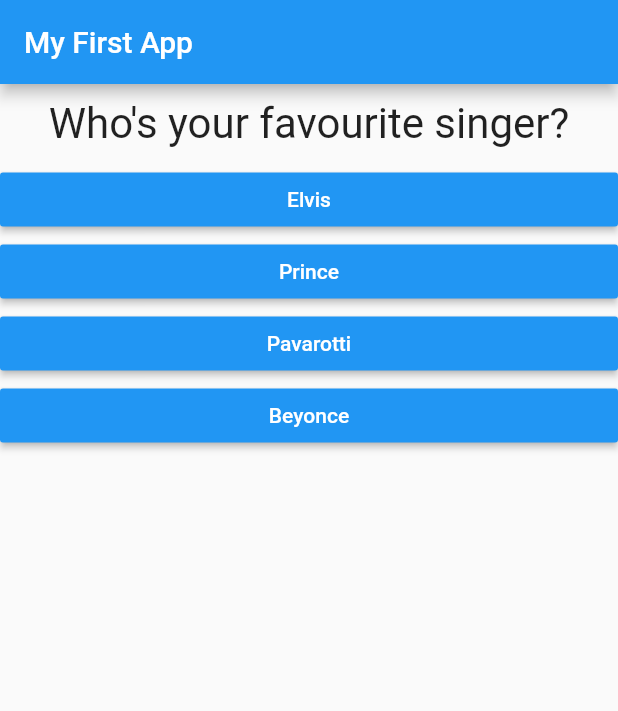
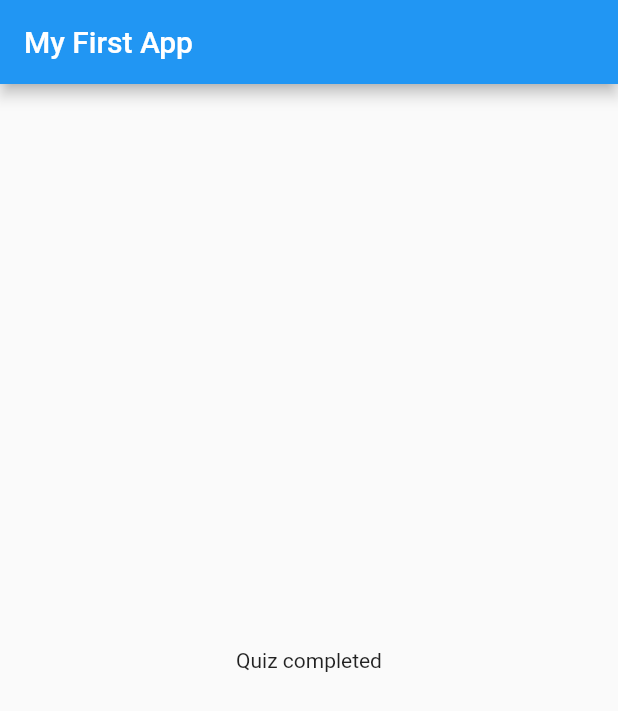
Before and after one commit to lenardOZ/Flutter_Training, a Flutter app: the screen it shows after launch, after a tap on "Yellow", after a tap on "Cat", after a tap on "Pavarotti", on a phone screen of 412 x 824 dp. Shown: the top 711 px of the screen. Run offline on Flutter 3.47's test engine with Material 2 defaults, Android fonts, the phone set to English and light mode, and no system bars.

Commit message:
Lesson 41

```diff
--- a/tute01/lib/main.dart
+++ b/tute01/lib/main.dart
@@ -1,7 +1,9 @@
 import 'package:flutter/material.dart';
+import 'package:tute01/quiz.dart';
+import 'package:tute01/result.dart';
 
-import './question.dart';
-import './answer.dart';
+//import './question.dart';
+//import './answer.dart';
 
 // void main() {
 //   runApp(MyApp());
@@ -20,7 +22,7 @@
 class _MyAppState extends State<MyApp> {
   var _questionIndex = 0;
 
-  final questions = const [
+  final _questions = const [
     {
       'questionText': 'What\'s your favourite color?',
       'answers': ['Yellow', 'Green', 'Blue', 'Gold']
@@ -36,11 +38,11 @@
   ];
 
   void _answerQuestion() {
-    if (_questionIndex < questions.length - 1) {
-      setState(() {
-        _questionIndex = _questionIndex + 1;
-      });
-    }
+    //if (_questionIndex < questions.length - 1) {
+    setState(() {
+      _questionIndex = _questionIndex + 1;
+    });
+    //}
     print(_questionIndex);
   }
 
@@ -49,19 +51,15 @@
     return MaterialApp(
       home: Scaffold(
         appBar: AppBar(
-          title: Text('My First App'),
+          title: const Text('My First App'),
         ),
-        body: Column(
-          children: [
-            Question(
-              questions[_questionIndex]['questionText'].toString(),
-            ),
-            ...(questions[_questionIndex]['answers'] as List<String>)
-                .map((answer) {
-              return Answer(_answerQuestion, answer);
-            }).toList()
-          ],
-        ),
+        body: _questionIndex < _questions.length
+            ? Quiz(
+                answerQuestion: _answerQuestion,
+                questionIndex: _questionIndex,
+                questions: _questions,
+              )
+            : const Result(),
       ),
     );
   }
--- /dev/null
+++ b/tute01/lib/quiz.dart
@@ -0,0 +1,29 @@
+import 'package:flutter/material.dart';
+
+import 'answer.dart';
+import 'question.dart';
+
+class Quiz extends StatelessWidget {
+  final int questionIndex;
+  final VoidCallback answerQuestion;
+  final List<Map<String, Object>> questions;
+
+  const Quiz(
+      {required this.questionIndex,
+      required this.answerQuestion,
+      required this.questions});
+
+  @override
+  Widget build(BuildContext context) {
+    return Column(
+      children: [
+        Question(
+          questions[questionIndex]['questionText'].toString(),
+        ),
+        ...(questions[questionIndex]['answers'] as List<String>).map((answer) {
+          return Answer(answerQuestion, answer);
+        }).toList()
+      ],
+    );
+  }
+}
--- /dev/null
+++ b/tute01/lib/result.dart
@@ -0,0 +1,12 @@
+import 'package:flutter/material.dart';
+
+class Result extends StatelessWidget {
+  const Result({Key? key}) : super(key: key);
+
+  @override
+  Widget build(BuildContext context) {
+    return const Center(
+      child: Text('Quiz completed'),
+    );
+  }
+}
```
